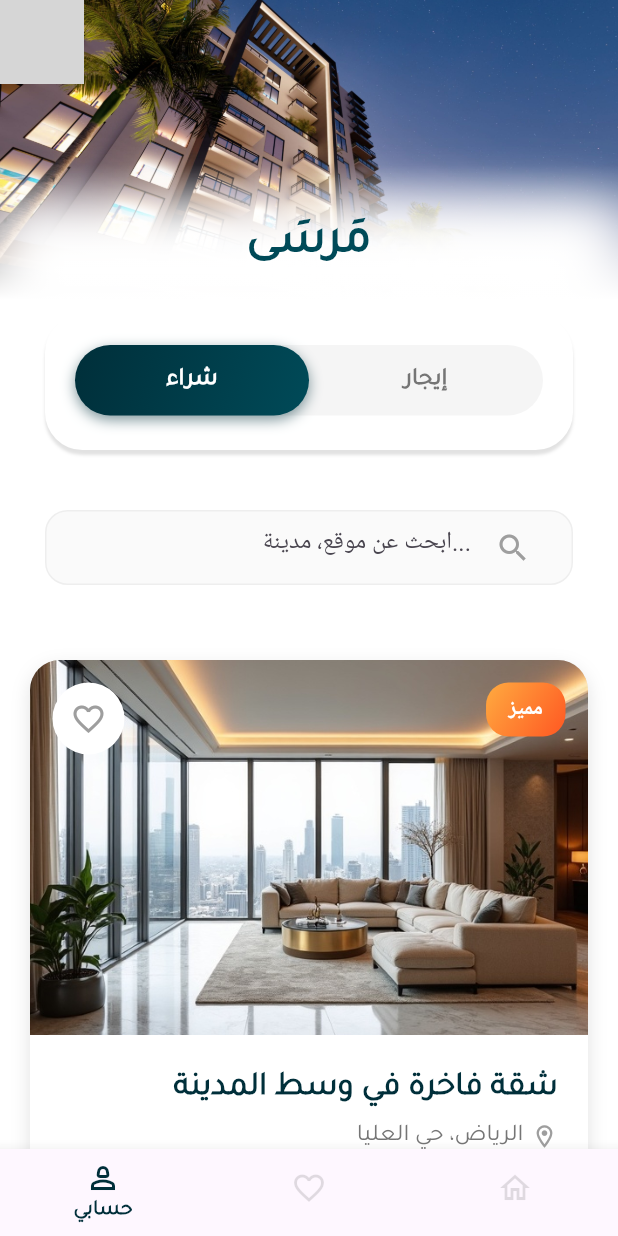
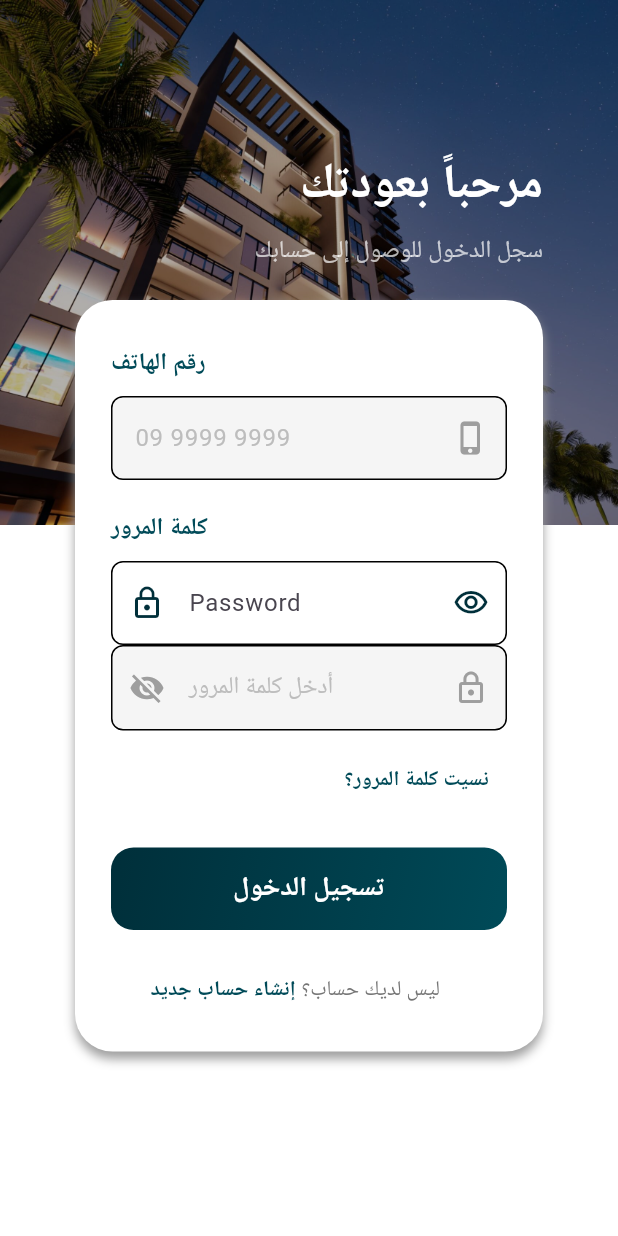
Before and after one commit to Abdullah-Alseah/RepoProjectLP, a Flutter app: the screen it shows after launch, on a phone screen of 412 x 824 dp. Run offline on Flutter 3.47's test engine with Material 3 defaults, Android fonts, the phone set to English and light mode, and no system bars; our stand-ins replace font_awesome_flutter, get; Roboto replaces fonts that are missing (Arial); grey boxes are pictures that could not be loaded.

Commit message:
Create Login Screen

```diff
--- a/lib/main.dart
+++ b/lib/main.dart
@@ -1,6 +1,8 @@
 import 'package:flutter/material.dart';
+import 'package:marsa_app/screens/loginScreen.dart';
 import 'package:marsa_app/utils/config.dart';
 import 'package:marsa_app/utils/main_layout.dart';
+import 'package:get/get.dart';
 
 void main() {
   runApp(const MyApp());
@@ -13,31 +15,31 @@
   static final navigatorKey = GlobalKey<NavigatorState>();
   @override
   Widget build(BuildContext context) {
-    return MaterialApp(
+    return GetMaterialApp(
       navigatorKey: navigatorKey,
       title: 'Marsa App',
       debugShowCheckedModeBanner: false,
       theme: ThemeData(
         // pre-define input decoration
-        // inputDecorationTheme: const InputDecorationTheme(
-        //   focusColor: Config.primaryColor,
-        //   border: Config.outlinedBorder,
-        //   focusedBorder: Config.focusBorder,
-        //   errorBorder: Config.errorBorder,
-        //   enabledBorder: Config.outlinedBorder,
-        //   floatingLabelStyle: TextStyle(color: Config.primaryColor),
-        //   prefixIconColor: Colors.black38,
-        // ),
-        // scaffoldBackgroundColor: Colors.white,
-        // bottomNavigationBarTheme: BottomNavigationBarThemeData(
-        //   backgroundColor: Config.primaryColor,
-        //   selectedItemColor: Colors.white,
-        //   showSelectedLabels: true,
-        //   showUnselectedLabels: false,
-        //   unselectedItemColor: Colors.grey.shade700,
-        //   elevation: 10,
-        //   type: BottomNavigationBarType.fixed,
-        // ),
+        inputDecorationTheme: const InputDecorationTheme(
+          focusColor: Config.primaryColor,
+          border: Config.outlinedBorder,
+          focusedBorder: Config.focusBorder,
+          errorBorder: Config.errorBorder,
+          enabledBorder: Config.outlinedBorder,
+          floatingLabelStyle: TextStyle(color: Config.primaryColor),
+          prefixIconColor: Colors.black38,
+        ),
+        scaffoldBackgroundColor: Colors.white,
+        bottomNavigationBarTheme: BottomNavigationBarThemeData(
+          backgroundColor: Config.primaryColor,
+          selectedItemColor: Colors.white,
+          showSelectedLabels: true,
+          showUnselectedLabels: false,
+          unselectedItemColor: Colors.grey.shade700,
+          elevation: 10,
+          type: BottomNavigationBarType.fixed,
+        ),
       ),
 
       initialRoute: '/',
@@ -52,7 +54,9 @@
         // 'main': (context) => const MainLayout(),
 
         // مؤقت لحين أنشاء صفحة تسجيل الدخول
-        '/': (context) => MainLayout(),
+        'main': (context) => MainLayout(),
+        // 'login': (context) => const LoginScreen(),
+        '/': (context) => const LoginScreen(),
       },
     );
   }
--- /dev/null
+++ b/lib/screens/loginScreen.dart
@@ -0,0 +1,269 @@
+import 'package:flutter/material.dart';
+import 'package:marsa_app/screens/homeScreen.dart';
+import 'package:marsa_app/utils/config.dart';
+import 'package:marsa_app/utils/main_layout.dart';
+import 'package:get/get.dart';
+
+class LoginScreen extends StatefulWidget {
+  const LoginScreen({super.key});
+
+  @override
+  State<LoginScreen> createState() => _LoginScreenState();
+}
+
+class _LoginScreenState extends State<LoginScreen> {
+  bool _isPasswordVisible = false;
+  final _passConroller = TextEditingController();
+  @override
+  Widget build(BuildContext context) {
+    return Scaffold(
+      body: Stack(
+        children: [
+          // 1. Background Image
+          Positioned(
+            top: 0,
+            left: 0,
+            right: 0,
+            height: 350,
+            child: Image.asset(
+              'assets/background/1.jpg',
+              fit: BoxFit.cover,
+              // Adding a dark overlay to make white text pop
+              color: Colors.black.withOpacity(0.3),
+              colorBlendMode: BlendMode.darken,
+            ),
+          ),
+
+          // 2. Welcome Text (Over the image)
+          const Positioned(
+            top: 100,
+            right: 50,
+            child: Column(
+              crossAxisAlignment: CrossAxisAlignment.end,
+              children: [
+                Text(
+                  "مرحباً بعودتك",
+                  style: TextStyle(
+                    color: Colors.white,
+                    fontSize: 32,
+                    fontWeight: FontWeight.bold,
+                    fontFamily: 'Arial', // Replace with Cairo or Tajawal
+                  ),
+                ),
+                SizedBox(height: 8),
+                Text(
+                  "سجل الدخول للوصول إلى حسابك",
+                  style: TextStyle(color: Colors.white70, fontSize: 16),
+                ),
+              ],
+            ),
+          ),
+
+          // 3. The White Card Container
+          Expanded(
+            child: Container(
+              margin: const EdgeInsets.only(
+                top: 200,
+                left: 50,
+                right: 50,
+                bottom: 0,
+              ),
+              padding: const EdgeInsets.symmetric(horizontal: 24, vertical: 30),
+              decoration: const BoxDecoration(
+                boxShadow: [
+                  BoxShadow(
+                    color: Colors.grey,
+                    blurRadius: 5,
+                    offset: const Offset(0, 5),
+                  ),
+                ],
+                color: Colors.white,
+                borderRadius: BorderRadius.all(Radius.circular(25)),
+              ),
+              child: SingleChildScrollView(
+                child: Column(
+                  crossAxisAlignment: CrossAxisAlignment.start,
+                  children: [
+                    // Email Field
+                    Text(
+                      "رقم الهاتف",
+                      style: TextStyle(
+                        fontWeight: FontWeight.bold,
+                        color: Config.secandryColor,
+                        fontSize: 16,
+                      ),
+                    ),
+                    const SizedBox(height: 10),
+                    TextFormField(
+                      decoration: InputDecoration(
+                        hintText: "09 9999 9999",
+                        hintStyle: TextStyle(color: Colors.grey[400]),
+                        filled: true,
+                        fillColor: Colors.grey[100],
+                        border: OutlineInputBorder(
+                          borderRadius: BorderRadius.circular(15),
+                          borderSide: BorderSide.none,
+                        ),
+                        // In RTL, suffix is on the left
+                        suffixIcon: Icon(
+                          Icons.phone_iphone_outlined,
+                          color: Colors.grey[500],
+                        ),
+                      ),
+                    ),
+
+                    const SizedBox(height: 20),
+
+                    // Password Field
+                    const Text(
+                      "كلمة المرور",
+                      style: TextStyle(
+                        color: Config.secandryColor,
+                        fontWeight: FontWeight.bold,
+                        fontSize: 16,
+                      ),
+                    ),
+                    const SizedBox(height: 10),
+                    TextFormField(
+                      controller: _passConroller,
+                      keyboardType: TextInputType.emailAddress,
+                      cursorColor: Config.primaryColor,
+                      decoration: InputDecoration(
+                        hintText: 'Password',
+                        labelText: 'Password',
+                        alignLabelWithHint: true,
+                        prefixIcon: Icon(Icons.lock_outline),
+                        prefixIconColor: Config.primaryColor,
+                        suffixIcon: IconButton(
+                          onPressed: () {
+                            setState(() {
+                              _isPasswordVisible = !_isPasswordVisible;
+                            });
+                          },
+                          icon: _isPasswordVisible
+                              ? const Icon(
+                                  Icons.visibility_off_outlined,
+                                  color: Colors.black38,
+                                )
+                              : const Icon(
+                                  Icons.visibility_outlined,
+                                  color: Config.primaryColor,
+                                ),
+                        ),
+                      ),
+                    ),
+                    TextFormField(
+                      obscureText: !_isPasswordVisible,
+                      decoration: InputDecoration(
+                        hintText: "أدخل كلمة المرور",
+                        hintStyle: TextStyle(color: Colors.grey[400]),
+                        filled: true,
+                        fillColor: Colors.grey[100],
+                        border: Config.outlinedBorder,
+                        // Lock on the left (Suffix in RTL)
+                        suffixIcon: Icon(
+                          Icons.lock_outline,
+                          color: Colors.grey[500],
+                        ),
+                        // Eye on the right (Prefix in RTL)
+                        prefixIcon: IconButton(
+                          icon: Icon(
+                            _isPasswordVisible
+                                ? Icons.visibility
+                                : Icons.visibility_off,
+                            color: Colors.grey[500],
+                          ),
+                          onPressed: () {
+                            setState(() {
+                              _isPasswordVisible = !_isPasswordVisible;
+                            });
+                          },
+                        ),
+                      ),
+                    ),
+
+                    const SizedBox(height: 10),
+
+                    // Remember Me & Forgot Password
+                    Row(
+                      mainAxisAlignment: MainAxisAlignment.end,
+                      children: [
+                        TextButton(
+                          onPressed: () {},
+                          child: Text(
+                            "نسيت كلمة المرور؟",
+                            style: TextStyle(
+                              color: Config.secandryColor,
+                              fontWeight: FontWeight.bold,
+                            ),
+                          ),
+                        ),
+                      ],
+                    ),
+
+                    const SizedBox(height: 20),
+
+                    // Login Button
+                    SizedBox(
+                      width: double.infinity,
+                      height: 55,
+                      child: GestureDetector(
+                        onTap: () {
+                          // Handle Login Action
+                          print("Login Pressed");
+                        },
+                        child: Container(
+                          decoration: BoxDecoration(
+                            gradient: Config.gradientColor,
+                            borderRadius: BorderRadius.circular(15),
+                          ),
+                          alignment: Alignment.center,
+                          child: const Text(
+                            "تسجيل الدخول",
+                            style: TextStyle(
+                              fontSize: 18,
+                              color: Colors.white,
+                              fontWeight: FontWeight.bold,
+                            ),
+                          ),
+                        ),
+                      ),
+                    ),
+
+                    const SizedBox(height: 30),
+
+                    // Create Account Footer
+                    Column(
+                      mainAxisAlignment: MainAxisAlignment.end,
+                      children: [
+                        Row(
+                          mainAxisAlignment: MainAxisAlignment.center,
+                          children: [
+                            GestureDetector(
+                              onTap: () {},
+                              child: Text(
+                                "إنشاء حساب جديد ",
+                                style: TextStyle(
+                                  color: Config.secandryColor,
+                                  fontWeight: FontWeight.bold,
+                                ),
+                              ),
+                            ),
+                            Text(
+                              "ليس لديك حساب؟     ",
+                              style: TextStyle(color: Colors.grey[600]),
+                            ),
+                          ],
+                        ),
+                      ],
+                    ),
+                  ],
+                ),
+              ),
+            ),
+          ),
+        ],
+      ),
+    );
+  }
+}
--- a/pubspec.yaml
+++ b/pubspec.yaml
@@ -14,6 +14,7 @@
   dio: ^5.9.0
   font_awesome_flutter: ^10.12.0
   flutter_svg: ^2.2.3
+  get: ^4.7.3
 
 dev_dependencies:
   flutter_test:
```
Also changed, not shown: lib/screens/new.dart (deleted), pubspec.lock.
